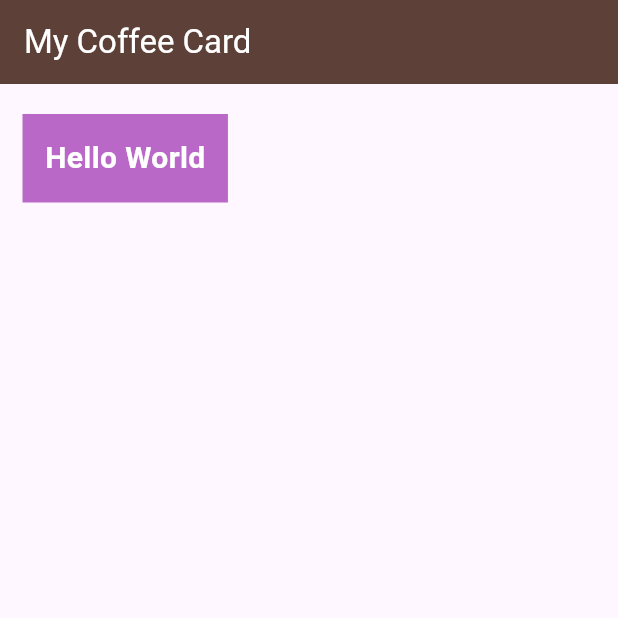
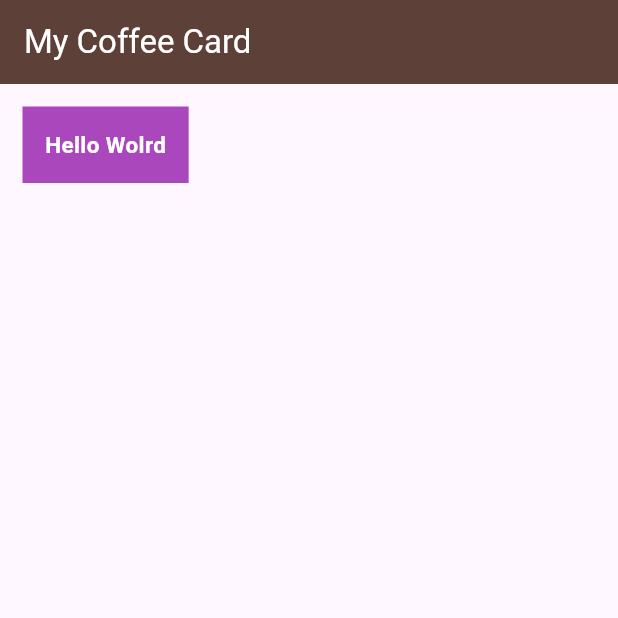
Before and after one commit to Salahudin-cloud/flutter-crash-course, a Flutter app: the screen it shows after launch, on a phone screen of 412 x 824 dp, the top half of it. Run offline on Flutter 3.47's test engine with Material 3 defaults, Android fonts, the phone set to English and light mode, and no system bars.

Commit message:
import & quick refactor

```diff
--- /dev/null
+++ b/lib/home.dart
@@ -0,0 +1,27 @@
+import 'package:flutter/material.dart';
+
+class Home extends StatelessWidget {
+  const Home({super.key});
+
+  @override
+  Widget build(BuildContext context) {
+    return Scaffold(
+      appBar: AppBar(
+          title: const Text(
+            "My Coffee Card",
+            style: TextStyle(color: Colors.white),
+          ),
+          backgroundColor: Colors.brown[700]),
+      body: Container(
+        color: Colors.purple[400],
+        padding: const EdgeInsets.all(15),
+        margin: const EdgeInsets.fromLTRB(15, 15, 0, 0),
+        child: const Text(
+          "Hello Wolrd",
+          style: TextStyle(
+              color: Colors.white, fontSize: 15, fontWeight: FontWeight.bold),
+        ),
+      ),
+    );
+  }
+}
--- a/lib/main.dart
+++ b/lib/main.dart
@@ -1,33 +1,6 @@
 import 'package:flutter/material.dart';
+import 'package:coffee_card/home.dart';
 
 void main() {
-  runApp(MaterialApp(
-    home: Scaffold(
-      appBar: AppBar(
-          title: const Text(
-            "My Coffee Card",
-            style: TextStyle(color: Colors.white),
-          ),
-          backgroundColor: Colors.brown[700]),
-      body: const Home(),
-    ),
-  ));
+  runApp(const MaterialApp(home: Home()));
 }
-
-class Home extends StatelessWidget {
-  const Home({super.key});
-
-  @override
-  Widget build(BuildContext context) {
-    return Container(
-      color: Colors.purple[300],
-      padding: const EdgeInsets.all(15),
-      margin: const EdgeInsets.fromLTRB(15, 20, 0, 0),
-      child: const Text(
-        "Hello World",
-        style: TextStyle(
-            color: Colors.white, fontSize: 20, fontWeight: FontWeight.bold),
-      ),
-    );
-  }
-}
```
